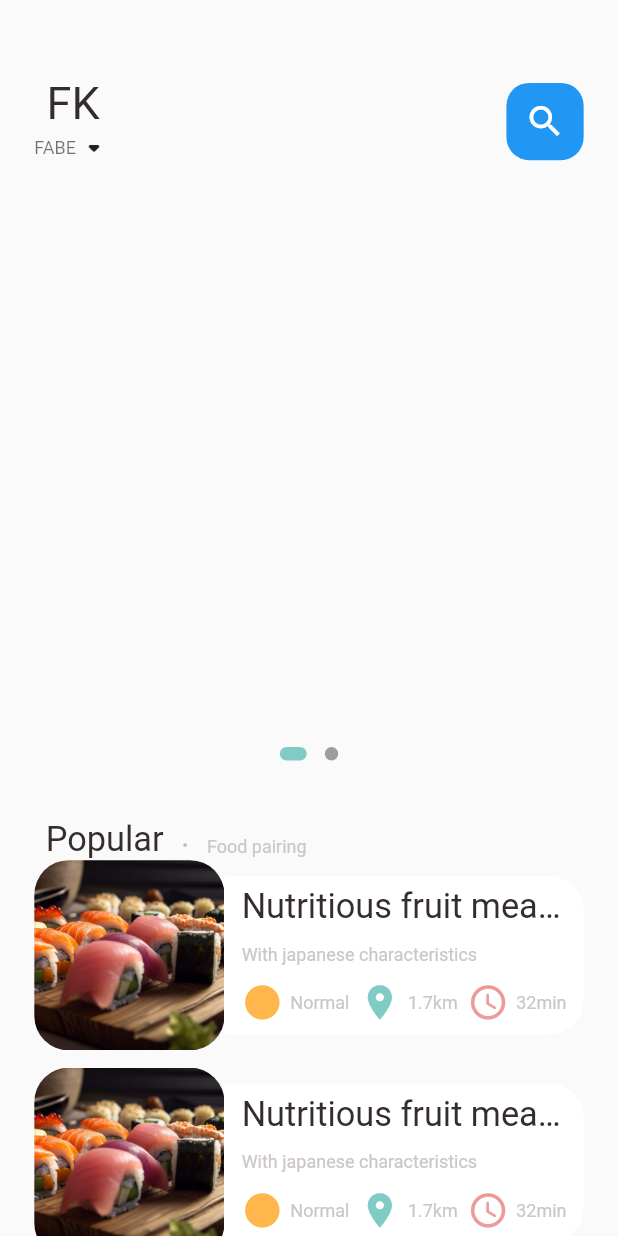
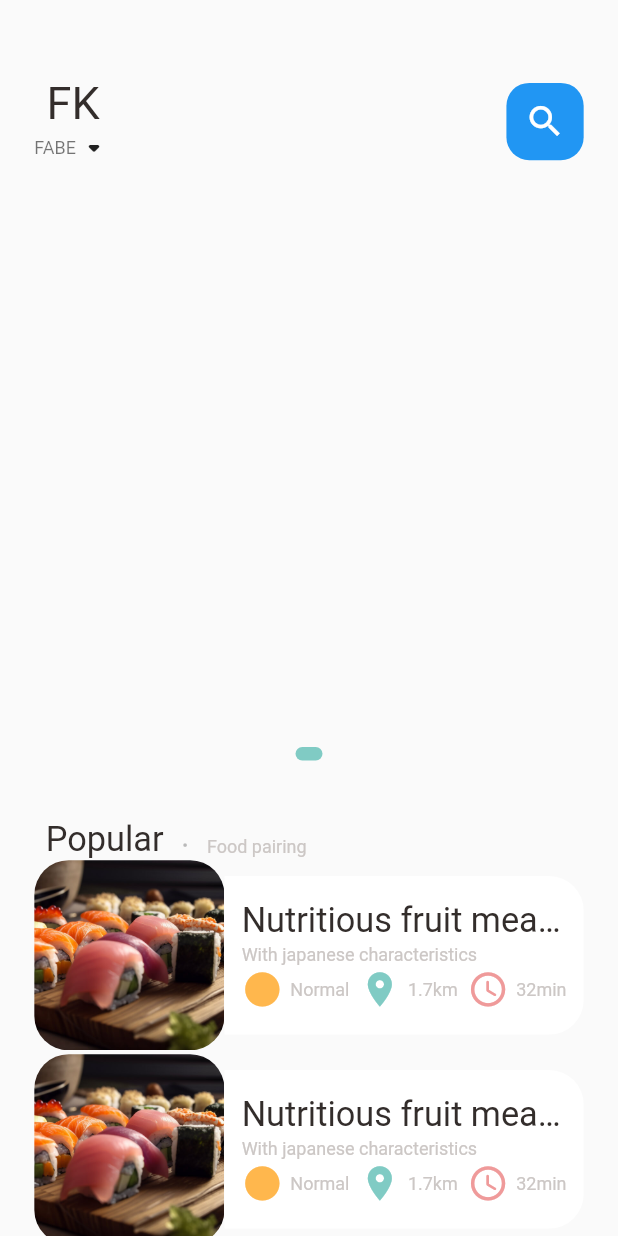
Before and after one commit to kahramanfaruk/food_delivery, a Flutter app: the screen it shows after launch, on a phone screen of 412 x 824 dp. Run offline on Flutter 3.47's test engine with Material 2 defaults, Android fonts, the phone set to English and light mode, and no system bars; drawn by our look-alikes of dots_indicator; our stand-ins replace get; network calls fail.

Commit message:
Status: 7:14:25

```diff
--- a/lib/data/repository/popular_product_repo.dart
+++ b/lib/data/repository/popular_product_repo.dart
@@ -1,7 +1,7 @@
 import 'package:get/get.dart';
 import 'package:my_app/data/api/api_client.dart';
 import 'package:my_app/utils/app_constants.dart';
-
+//import 'package:http/http.dart' as http;
 
 class PopularProductRepo extends GetxService{
   final ApiClient apiClient;
--- a/lib/main.dart
+++ b/lib/main.dart
@@ -1,4 +1,4 @@
-//Tutorial: 7:00:29
+//Tutorial: 7:14:25
 import 'package:flutter/material.dart';
 import 'package:my_app/controllers/popular_product_controller.dart';
 import 'package:my_app/pages/food/popular_food_detail.dart';
--- a/lib/pages/home/food_page_body.dart
+++ b/lib/pages/home/food_page_body.dart
@@ -1,16 +1,18 @@
 import 'package:flutter/material.dart';
 import 'package:get/get.dart';
 import 'package:my_app/controllers/popular_product_controller.dart';
+import 'package:my_app/models/products_model.dart';
 import 'package:my_app/utils/dimensions.dart';
 import 'package:my_app/widgets/app_column.dart';
 import 'package:my_app/widgets/big_text.dart';
 import 'package:my_app/widgets/icon_and_text_widget.dart';
 import 'package:my_app/widgets/small_text.dart';
 import 'package:dots_indicator/dots_indicator.dart';
-//import 'package:flutter/src/animation/animation_controller.dart';
-//import 'package:flutter/src/widgets/framework.dart';
-//import 'package:flutter/src/widgets/placeholder.dart';
-//import 'package:flutter/src/widgets/ticker_provider.dart';
+import 'package:my_app/utils/app_constants.dart';
+import 'package:flutter/src/animation/animation_controller.dart';
+import 'package:flutter/src/widgets/framework.dart';
+import 'package:flutter/src/widgets/placeholder.dart';
+import 'package:flutter/src/widgets/ticker_provider.dart';
 
 class FoodPageBody extends StatefulWidget {
   const FoodPageBody({Key? key}) : super(key: key);
@@ -56,7 +58,7 @@ class _FoodPageBodyState extends State<FoodPageBody> {
                 controller: pageController,
                 itemCount: popularProducts.popularProductList.length,
                 itemBuilder: (context, position) {
-                  return _buildPageItem(position);
+                  return _buildPageItem(position, popularProducts.popularProductList[position]);//send object from the list
                 }),
           );
         }),
@@ -64,9 +66,9 @@ class _FoodPageBodyState extends State<FoodPageBody> {
         //dots
         GetBuilder<PopularProductController>(builder: (popularProducts){
           return  DotsIndicator(
-            dotsCount: popularProducts.popularProductList.isNotEmpty ? popularProducts.popularProductList.length: 2,
-            //dotsCount: popularProducts.popularProductList.length,
+            //dotsCount: popularProducts.popularProductList.isNotEmpty ? popularProducts.popularProductList.length: 2,
             //dotsCount: 5,
+            dotsCount: popularProducts.popularProductList.isEmpty?1:popularProducts.popularProductList.length, //Issue: It is not updating to 6
             position: _currPageValue,
             decorator: DotsDecorator(
               activeColor: Color(0xFF80CBC4),
@@ -141,7 +143,11 @@ class _FoodPageBodyState extends State<FoodPageBody> {
                           crossAxisAlignment: CrossAxisAlignment.start,
                           mainAxisAlignment: MainAxisAlignment.center, //vertical
                           children: [
-                            BigText(text: "Nutritious fruit meal in Japan"),
+                            //BigText(text: "Nutritious fruit meal in Japan"),
+
+                            BigText(text: "Nutritious fruit meal in Japan"),//Changed
+
+
                             SizedBox(height: Dimensions.height10,),
                             SmallText(text: "With japanese characteristics"),
                             SizedBox(height: Dimensions.height10,),
@@ -171,14 +177,13 @@ class _FoodPageBodyState extends State<FoodPageBody> {
               ),
             );
           }),
-
       ],
     );
   }
 
 
   // Zoom In and Zoom Out. And also scaling when we move it to left and right
-  Widget _buildPageItem(int index) {
+  Widget _buildPageItem(int index, ProductModel popularProduct) { //Catch object from the list
     Matrix4 matrix = new Matrix4.identity();
     if (index==_currPageValue.floor()){
       var currScale = 1-(_currPageValue-index)*(1-_scaleFactor);
@@ -216,7 +221,10 @@ class _FoodPageBodyState extends State<FoodPageBody> {
                 //color: index.isEven ? Color(0xFF69c5df) : Color(0xFF9294cc),
                 image: DecorationImage(
                     fit: BoxFit.cover,
-                    image: AssetImage("lib/assets/image/food1.png")
+                    image: NetworkImage(
+                      AppConstants.BASE_URL+"/uploads/"+popularProduct.img! // GEt the images from the server
+                      //"lib/assets/image/food1.png"
+                      )
                 )
             )
           ),
@@ -246,7 +254,7 @@ class _FoodPageBodyState extends State<FoodPageBody> {
                   ]//It takes list of childeren
                   //color: index.isEven ? Color(0xFF69c5df) : Color(0xFF9294cc),
               ),
-              child: AppColumn(text: "Turkish Side"),
+              child: AppColumn(text: popularProduct.name!), // Name of the products at the top of the menu that we get from the server
             ),
           )
         ],
--- a/lib/pages/home/main_food_page.dart
+++ b/lib/pages/home/main_food_page.dart
@@ -7,7 +7,7 @@ import 'package:my_app/widgets/big_text.dart';
 import 'package:my_app/widgets/small_text.dart';
 
 class MainFoodPage extends StatefulWidget {
-  const MainFoodPage({super.key});
+  const MainFoodPage({Key? key}) : super(key:key);
 
   @override
   State<MainFoodPage> createState() => _MainFoodPageState();
--- a/lib/utils/dimensions.dart
+++ b/lib/utils/dimensions.dart
@@ -15,7 +15,7 @@ class Dimensions{
 
 
   // Dynamic Height padding and margin: 720/10=72
-  static double height10=screenHeight/72;
+  static double height10=screenHeight/72-8.9;
   static double height15=screenHeight/54;
   static double height20=screenHeight/36;
   static double height30=screenHeight/27;
--- a/lib/widgets/big_text.dart
+++ b/lib/widgets/big_text.dart
@@ -4,7 +4,7 @@ import 'package:my_app/utils/dimensions.dart';
 
 
 class BigText extends StatelessWidget {
-  final Color? color; //THe question mark makes it optional
+  final Color? color; //The question mark makes it optional
   final String text;
   final double size;
   final TextOverflow overFlow;
@@ -13,7 +13,7 @@ class BigText extends StatelessWidget {
   //final TextOverflow overflow; // Corrected the typo in the property name
 
 
-  BigText({Key? key, this.color = const Color(0xFF332D2B), // Text Color this.color = const Color(0xFF332D2B)
+  BigText({Key? key, this.color = const Color(0xFF332D2B),
     required this.text,
     this.size=0,
     this.overFlow = TextOverflow.ellipsis
--- a/pubspec.yaml
+++ b/pubspec.yaml
@@ -32,6 +32,7 @@ dependencies:
     sdk: flutter
   get: ^4.1.4
   dots_indicator: ^2.0.0 # For the dots under the main widgets in the first page
+  http: ^0.13.3
 
 
   # The following adds the Cupertino Icons font to your application.
```
Also changed, not shown: pubspec.lock, 1 other file.
